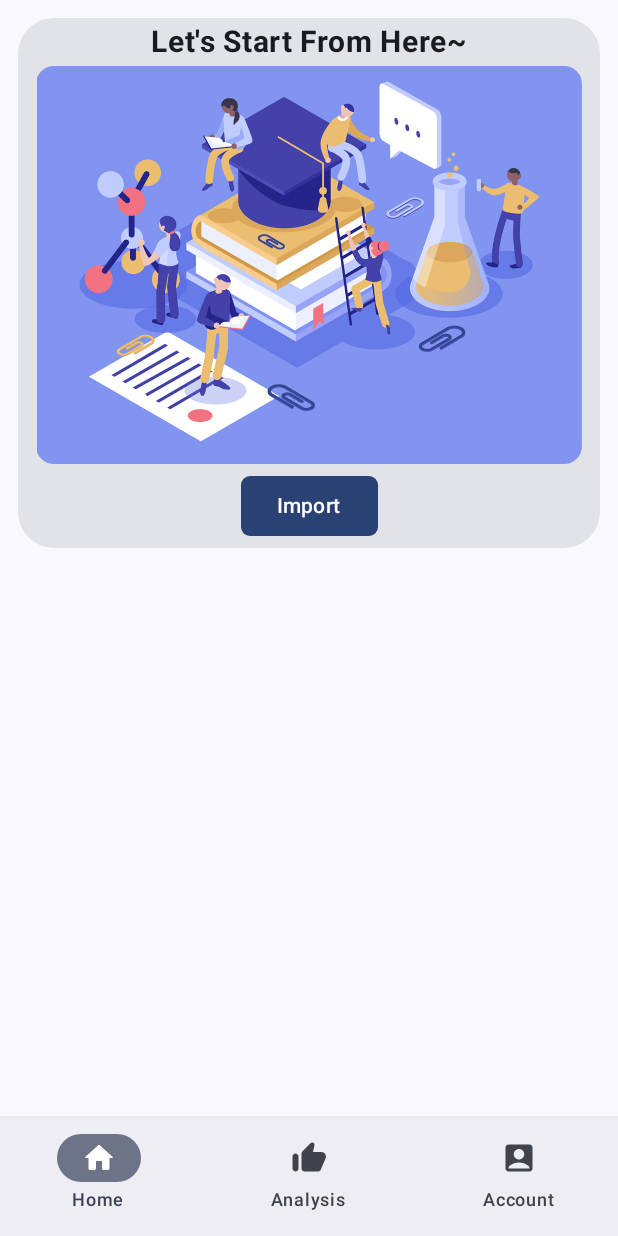
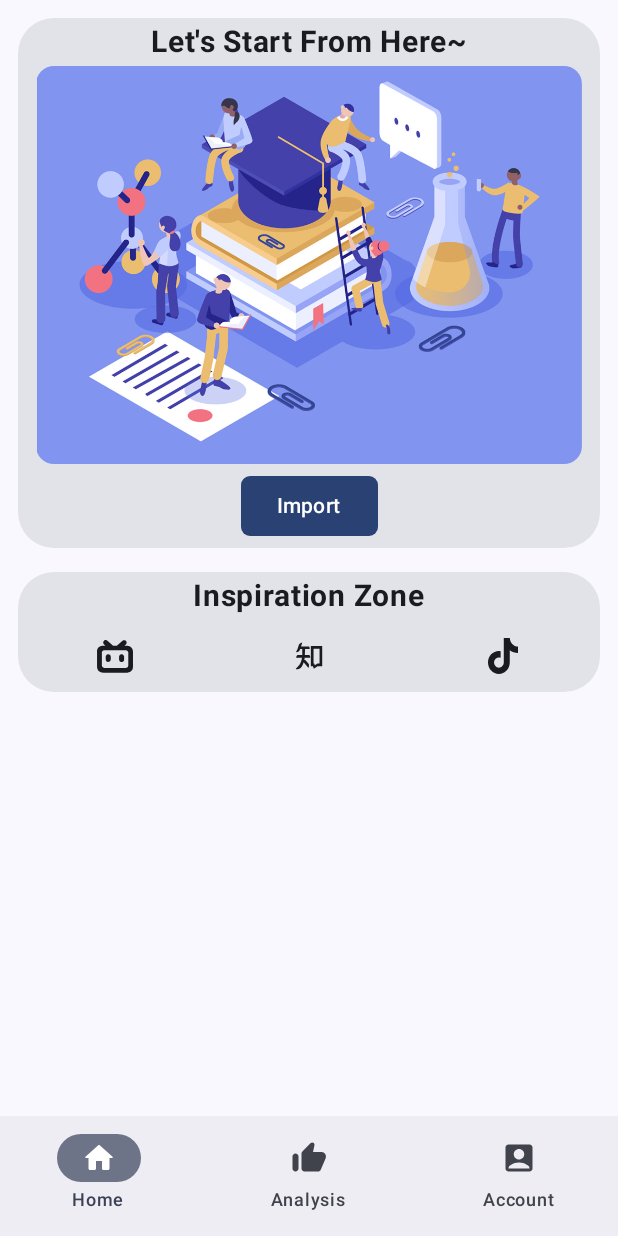
Before and after one commit to Melendez1209/Know_your_learning, an Android app built with Jetpack Compose: the screen it shows after launch (MainActivity), on a phone screen of 412 x 824 dp. Run offline under Robolectric (Android 15) with nearby library versions, the phone set to English and light mode, and no system bars; our stand-ins replace accompanist.

Commit message:
Basic inspirational area completed

```diff
--- a/Android/app/src/main/java/com/melendez/knowyourlearning/Screen/Pages/HomePgae.kt
+++ b/Android/app/src/main/java/com/melendez/knowyourlearning/Screen/Pages/HomePgae.kt
@@ -1,12 +1,16 @@
 package com.melendez.knowyourlearning.Screen.Pages
 
 import androidx.compose.foundation.Image
+import androidx.compose.foundation.layout.Arrangement
 import androidx.compose.foundation.layout.Column
+import androidx.compose.foundation.layout.Row
 import androidx.compose.foundation.layout.fillMaxWidth
 import androidx.compose.foundation.layout.padding
 import androidx.compose.foundation.shape.RoundedCornerShape
 import androidx.compose.material3.Button
 import androidx.compose.material3.Card
+import androidx.compose.material3.Icon
+import androidx.compose.material3.IconButton
 import androidx.compose.material3.Text
 import androidx.compose.runtime.Composable
 import androidx.compose.ui.Alignment
@@ -14,6 +18,7 @@ import androidx.compose.ui.Modifier
 import androidx.compose.ui.res.painterResource
 import androidx.compose.ui.res.stringResource
 import androidx.compose.ui.text.font.FontWeight
+import androidx.compose.ui.tooling.preview.Preview
 import androidx.compose.ui.unit.dp
 import androidx.compose.ui.unit.sp
 import androidx.navigation.NavHostController
@@ -21,9 +26,10 @@ import com.melendez.knowyourlearning.Navigation
 import com.melendez.knowyourlearning.R
 
 @Composable
-fun HomePage(navController: NavHostController){
-    Column(modifier = Modifier.padding(12.dp)) {
+fun HomePage(navController: NavHostController) {
+    Column(modifier = Modifier.padding(12.dp), verticalArrangement = Arrangement.Top) {
         MainCard(navController = navController)
+        InspirationCard()
     }
 }
 
@@ -74,3 +80,48 @@ fun MainCard(navController: NavHostController) {
         }
     }
 }
+
+@Preview
+@Composable
+fun InspirationCard() {
+    Card(
+        modifier = Modifier
+            .fillMaxWidth()
+            .padding(top = 10.dp, bottom = 6.dp),
+        shape = RoundedCornerShape(size = 24.dp)
+    ) {
+        Text(
+            text = stringResource(R.string.inspiration_zone),
+            fontSize = 20.sp,
+            fontWeight = FontWeight.Bold,
+            modifier = Modifier
+                .align(alignment = Alignment.CenterHorizontally)
+                .padding(vertical = 4.dp)
+        )
+        Row(modifier = Modifier.fillMaxWidth(), horizontalArrangement = Arrangement.SpaceAround) {
+            IconButton(onClick = { Web("https://search.bilibili.com/all?keyword=%E8%80%83%E5%89%8D%E5%8A%B1%E5%BF%97") }) {
+                Icon(
+                    painter = painterResource(id = R.drawable.bilibili),
+                    contentDescription = stringResource(R.string.bilibili)
+                )
+            }
+            IconButton(onClick = { Web("https://www.zhihu.com/search?type=content&q=%E8%80%83%E5%89%8D%E5%8A%B1%E5%BF%97") }) {
+                Icon(
+                    painter = painterResource(id = R.drawable.zhihu),
+                    contentDescription = stringResource(R.string.zhihu)
+                )
+            }
+            IconButton(onClick = { Web("https://www.douyin.com/search/%E8%80%83%E5%89%8D%E5%8A%B1%E5%BF%97") }) {
+                Icon(
+                    painter = painterResource(id = R.drawable.tiktok),
+                    contentDescription = stringResource(R.string.tiktok)
+                )
+            }
+        }
+    }
+
+}
+
+fun Web(url: String) {
+
+}
--- /dev/null
+++ b/Android/app/src/main/res/drawable/bilibili.xml
@@ -0,0 +1,8 @@
+<vector xmlns:tools="http://schemas.android.com/tools"
+    android:autoMirrored="true" android:height="21.768707dp"
+    android:viewportHeight="1024" android:viewportWidth="1129"
+    android:width="24dp" xmlns:android="http://schemas.android.com/apk/res/android">
+    <path android:fillColor="#20B0E3" android:pathData="M234.9,9.7a80.5,80.5 0,0 1,68.4 0,167.4 167.4,0 0,1 41.8,30.6l160.9,140.8h115.1l160.9,-140.8a169,169 0,0 1,41.8 -30.6A80.5,80.5 0,0 1,931 76.4a80.5,80.5 0,0 1,-17.7 53.9,449.8 449.8,0 0,1 -35.4,32.2 232.6,232.6 0,0 1,-22.5 18.5h100.6a170.6,170.6 0,0 1,118.3 53.1,171.4 171.4,0 0,1 53.9,118.3v462.7a325.9,325.9 0,0 1,-4 70,178.6 178.6,0 0,1 -80.5,112.7 173,173 0,0 1,-92.5 25.8h-738.7a341.2,341.2 0,0 1,-72.4 -4A177.8,177.8 0,0 1,28.9 939.1a172.2,172.2 0,0 1,-27.4 -92.5L1.5,388.7a360.5,360.5 0,0 1,0 -66.8A177,177 0,0 1,162.5 178.6h105.4c-16.9,-12.1 -31.4,-26.6 -46.7,-39.4a80.5,80.5 0,0 1,-25.8 -66,80.5 80.5,0 0,1 39.4,-63.6M216.4,321.9a80.5,80.5 0,0 0,-63.6 57.9,108.6 108.6,0 0,0 0,30.6v380.6a80.5,80.5 0,0 0,55.5 80.5,106.2 106.2,0 0,0 34.6,5.6h654.2a80.5,80.5 0,0 0,76.4 -47.5,112.7 112.7,0 0,0 8,-53.1v-354.1a135.2,135.2 0,0 0,0 -38.6,80.5 80.5,0 0,0 -52.3,-54.7 129.6,129.6 0,0 0,-49.9 -7.2L254.2,321.9a268.8,268.8 0,0 0,-37.8 0zM216.4,321.9"
+        tools:ignore="VectorPath" />
+    <path android:fillColor="#20B0E3" android:pathData="M348.4,447.4a80.5,80.5 0,0 1,55.5 18.5,80.5 80.5,0 0,1 28.2,59.5v80.5a80.5,80.5 0,0 1,-16.1 51.5,80.5 80.5,0 0,1 -132,-9.7 104.6,104.6 0,0 1,-10.5 -54.7v-80.5a80.5,80.5 0,0 1,70 -67.6zM764.4,447.4a80.5,80.5 0,0 1,86.1 75.6v80.5a94.1,94.1 0,0 1,-12.1 53.1,80.5 80.5,0 0,1 -132.8,0 95.8,95.8 0,0 1,-12.9 -57.1L692.8,519a80.5,80.5 0,0 1,70 -70.8zM764.4,447.4"/>
+</vector>
--- /dev/null
+++ b/Android/app/src/main/res/drawable/tiktok.xml
@@ -0,0 +1,5 @@
+<vector android:autoMirrored="true" android:height="24dp"
+    android:viewportHeight="1024" android:viewportWidth="1024"
+    android:width="24dp" xmlns:android="http://schemas.android.com/apk/res/android">
+    <path android:fillColor="#FF000000" android:pathData="M937.4,423.9c-84,0 -165.7,-27.3 -232.9,-77.8v352.3c0,179.9 -138.6,325.6 -309.6,325.6S85.3,878.3 85.3,698.4c0,-179.9 138.6,-325.6 309.6,-325.6 17.1,0 33.7,1.5 49.9,4.3v186.6c-15.5,-6.1 -32,-9.2 -48.6,-9.2 -76.3,0 -138.2,65 -138.2,145.3 0,80.2 61.9,145.3 138.2,145.3 76.2,0 138.1,-65.1 138.1,-145.3V0H707c0,134.5 103.7,243.5 231.6,243.5v180.3l-1.2,0.1"/>
+</vector>
--- /dev/null
+++ b/Android/app/src/main/res/drawable/zhihu.xml
@@ -0,0 +1,7 @@
+<vector xmlns:tools="http://schemas.android.com/tools"
+    android:autoMirrored="true" android:height="24dp"
+    android:viewportHeight="1024" android:viewportWidth="1024"
+    android:width="24dp" xmlns:android="http://schemas.android.com/apk/res/android">
+    <path android:fillColor="#1296DB" android:pathData="M564.7,230.1L564.7,803h60l25.2,71.4L756.3,803h131.5L887.8,230.1L564.7,230.1zM812.4,727.1h-59.9l-75.1,50.4 -17.8,-50.4h-18L641.6,308.3h170.7v418.8zM526.1,486.9L393.3,486.9c2.1,-44.9 4.3,-104.3 6.6,-172.9h130.9l-0.1,-8.1c0,-0.6 -0.2,-14.7 -2.3,-29.1 -2.1,-15 -6.6,-34.9 -21,-34.9L287.8,241.9c4.4,-20.6 15.7,-69.7 29.4,-93.8l6.4,-11.2 -12.9,-0.7c-0.8,0 -19.6,-0.9 -41.4,10.6 -35.7,19 -51.7,56.4 -58.7,84.4 -18.4,73.1 -44.6,123.9 -55.7,145.6 -3.3,6.4 -5.3,10.2 -6.2,12.8 -1.8,4.9 -0.8,9.8 2.8,13 10.5,9.5 38.2,-2.9 38.5,-3 0.6,-0.3 1.3,-0.6 2.2,-1 13.9,-6.3 55.1,-25 69.8,-84.5h56.7c0.7,32.2 3.1,138.4 2.9,172.9h-141l-2.1,1.5c-23.1,16.9 -30.5,63.2 -30.8,65.2l-1.4,9.2h167c-12.3,78.3 -26.5,113.4 -34,127.4 -3.7,7 -7.3,14 -10.7,20.8 -21.3,42.2 -43.4,85.8 -126.3,153.6 -3.6,2.8 -7,8 -4.8,13.7 2.4,6.3 9.3,9.1 24.6,9.1 5.4,0 11.8,-0.3 19.4,-1 49.9,-4.4 100.8,-18 135.1,-87.6 17,-35.1 31.7,-71.7 43.9,-108.9L497,850l5,-12c0.8,-1.9 19,-46.3 5.1,-95.9l-0.5,-1.8 -108.1,-123 -22,16.6c6.4,-26.1 10.6,-49.9 12.5,-71.1h158.7v-8c0,-40.1 -18.5,-63.9 -19.2,-64.9l-2.4,-3z"
+        tools:ignore="VectorPath" />
+</vector>
--- a/Android/app/src/main/res/values/strings.xml
+++ b/Android/app/src/main/res/values/strings.xml
@@ -4,8 +4,13 @@
     <string name="importing">Import</string>
     <string name="settings">Settings</string>
     <string name="logo">Logo</string>
-    <string name="ok">Ok</string>
+    <string name="ok">OK</string>
     <string name="cancel">Cancel</string>
     <string name="successful_entry">Successful entry</string>
     <string name="exam_date">Exan Date</string>
+    <string name="none_app">No suitable application found.</string>
+    <string name="inspiration_zone">Inspiration Zone</string>
+    <string name="zhihu">Zhihu</string>
+    <string name="tiktok">TikTok</string>
+    <string name="bilibili">Bilibili</string>
 </resources>
```
Also changed, not shown: Android/app/src/main/java/com/melendez/knowyourlearning/MainActivity.kt (line endings or trailing spaces), 1 other file.
